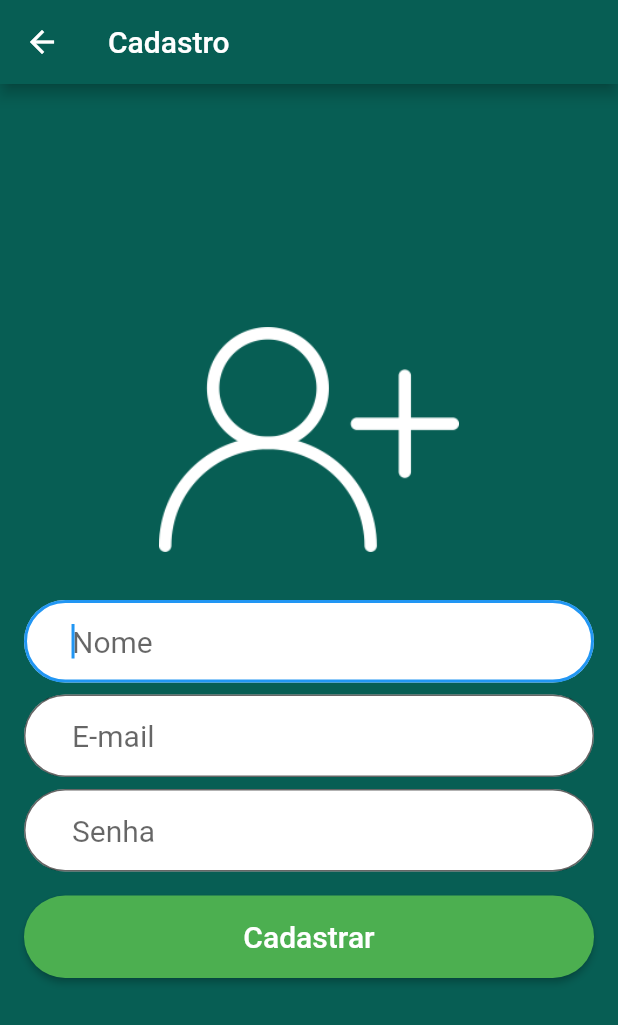
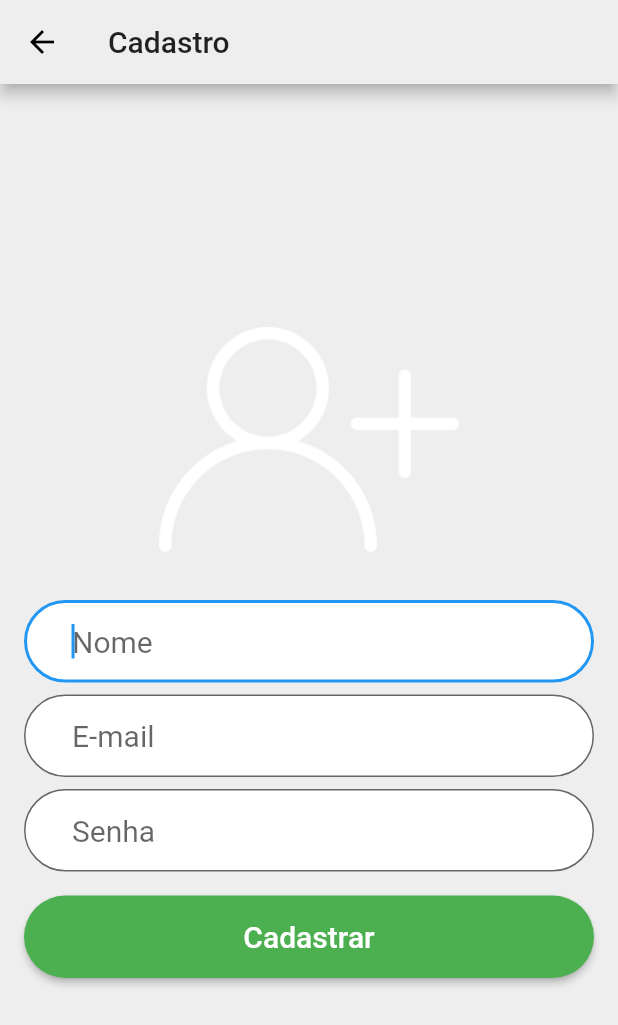
Before and after one commit to wictorChaves/FlutterHelper, a Flutter app: the Register screen opened by its route, on a phone screen of 412 x 824 dp. Shown: the top 1025 px of the screen. Run offline on Flutter 3.47's test engine with Material 2 defaults, Android fonts, the phone set to English and light mode, and no system bars; our stand-ins replace audioplayers, cloud_firestore, firebase_auth, firebase_storage, image_picker, sqflite and 1 more; missing offline and left inert: flutter_youtube; accounts and stored records are empty; network calls fail.

Commit message:
Fim do projeto Whatsapp.

```diff
--- /dev/null
+++ b/firebase_flutter/whatsapp/lib/global/main_theme.dart
@@ -0,0 +1,26 @@
+import 'dart:io';
+
+import 'package:flutter/material.dart';
+
+class MainTheme {
+  static Color _primaryColor = Color(0xff075E54);
+  static Color _accentColor = Color(0xff25D366);
+  static Color _errorColor = Color(0xffff0000);
+
+  static Color _messageSentColor = Color(0xffd2ffa5);
+  static Color _messageReceived = Colors.white;
+
+  static Color _indicatorColor = isIOS() ? Colors.grey[400] : Colors.white;
+
+  static double _elevation = 4;
+
+  static Color get primaryColor => isIOS() ? Colors.grey[200] : _primaryColor;
+  static Color get accentColor => _accentColor;
+  static Color get errorColor => _errorColor;
+  static Color get messageSentColor => _messageSentColor;
+  static Color get messageReceived => _messageReceived;
+  static double get elevation => isIOS() ? 0 : _elevation;
+  static Color get indicatorColor => _indicatorColor;
+
+  static bool isIOS() => !Platform.isIOS;
+}
--- a/firebase_flutter/whatsapp/lib/screens/configs/configs.dart
+++ b/firebase_flutter/whatsapp/lib/screens/configs/configs.dart
@@ -5,6 +5,7 @@ import 'package:firebase_storage/firebase_storage.dart';
 import 'package:flutter/material.dart';
 import 'package:image_picker/image_picker.dart';
 import 'package:whatsapp/global/main_global.dart';
+import 'package:whatsapp/global/main_theme.dart';
 import 'package:whatsapp/helper/dialog_helper.dart';
 import 'package:whatsapp/screens/configs/validate/configs_validate.dart';
 import 'package:whatsapp/services/auth_service.dart';
@@ -76,7 +77,8 @@ class _ConfigsState extends State<Configs> {
   @override
   Widget build(BuildContext context) {
     return Scaffold(
-        appBar: AppBar(title: Text("Configurações")),
+        appBar: AppBar(
+            title: Text("Configurações"), elevation: MainTheme.elevation),
         body: Container(
             padding: EdgeInsets.all(20),
             child: Form(
--- a/firebase_flutter/whatsapp/lib/screens/home/home.dart
+++ b/firebase_flutter/whatsapp/lib/screens/home/home.dart
@@ -1,5 +1,6 @@
 import 'package:firebase_auth/firebase_auth.dart';
 import 'package:flutter/material.dart';
+import 'package:whatsapp/global/main_theme.dart';
 import 'package:whatsapp/helper/dialog_helper.dart';
 import 'package:whatsapp/screens/home/tabs/tab_base.dart';
 import 'package:whatsapp/services/auth_service.dart';
@@ -63,11 +64,12 @@ class _HomeState extends State<Home> {
         child: Scaffold(
             appBar: AppBar(
                 title: Text("Whatsapp"),
+                elevation: MainTheme.elevation,
                 bottom: TabBar(
                     indicatorWeight: 4,
                     labelStyle:
                         TextStyle(fontSize: 18, fontWeight: FontWeight.bold),
-                    indicatorColor: Colors.white,
+                    indicatorColor: MainTheme.indicatorColor,
                     tabs: _tabs.map((item) => Tab(text: item.Title)).toList()),
                 actions: [
                   PopupMenuButton<String>(
--- a/firebase_flutter/whatsapp/lib/screens/register/register.dart
+++ b/firebase_flutter/whatsapp/lib/screens/register/register.dart
@@ -1,5 +1,6 @@
 import 'package:firebase_auth/firebase_auth.dart';
 import 'package:flutter/material.dart';
+import 'package:whatsapp/global/main_theme.dart';
 import 'package:whatsapp/helper/dialog_helper.dart';
 import 'package:whatsapp/screens/home/home.dart';
 import 'package:whatsapp/screens/register/validate/register_validate.dart';
@@ -62,7 +63,7 @@ class _RegisterState extends State<Register> {
     return Scaffold(
         appBar: AppBar(title: Text("Cadastro")),
         body: Container(
-            decoration: BoxDecoration(color: PRIMARY_COLOR),
+            decoration: BoxDecoration(color: MainTheme.primaryColor),
             padding: EdgeInsets.all(16),
             child: Center(
                 child: SingleChildScrollView(
--- a/firebase_flutter/whatsapp/lib/services/model/user_model.dart
+++ b/firebase_flutter/whatsapp/lib/services/model/user_model.dart
@@ -12,7 +12,7 @@ class UserModel implements IModel {
 
   @override
   Map<String, dynamic> toJson() =>
-      {"name": _name, "email": _email, "urlImage": _urlImage};
+      {"uid": uid, "name": _name, "email": _email, "urlImage": _urlImage};
 
   @override
   UserModel.fromJson(Map<String, dynamic> json) {
```
Also changed, not shown: firebase_flutter/whatsapp/lib/configs/app_config.dart (+0 -7 lines), firebase_flutter/whatsapp/lib/global/theme_widge.dart (added, +16 -0 lines), firebase_flutter/whatsapp/lib/main.dart (+6 -3 lines), firebase_flutter/whatsapp/lib/screens/chat/chat.dart (+11 -18 lines), firebase_flutter/whatsapp/lib/screens/home/tabs/conversation/conversation.dart (+5 -9 lines).
